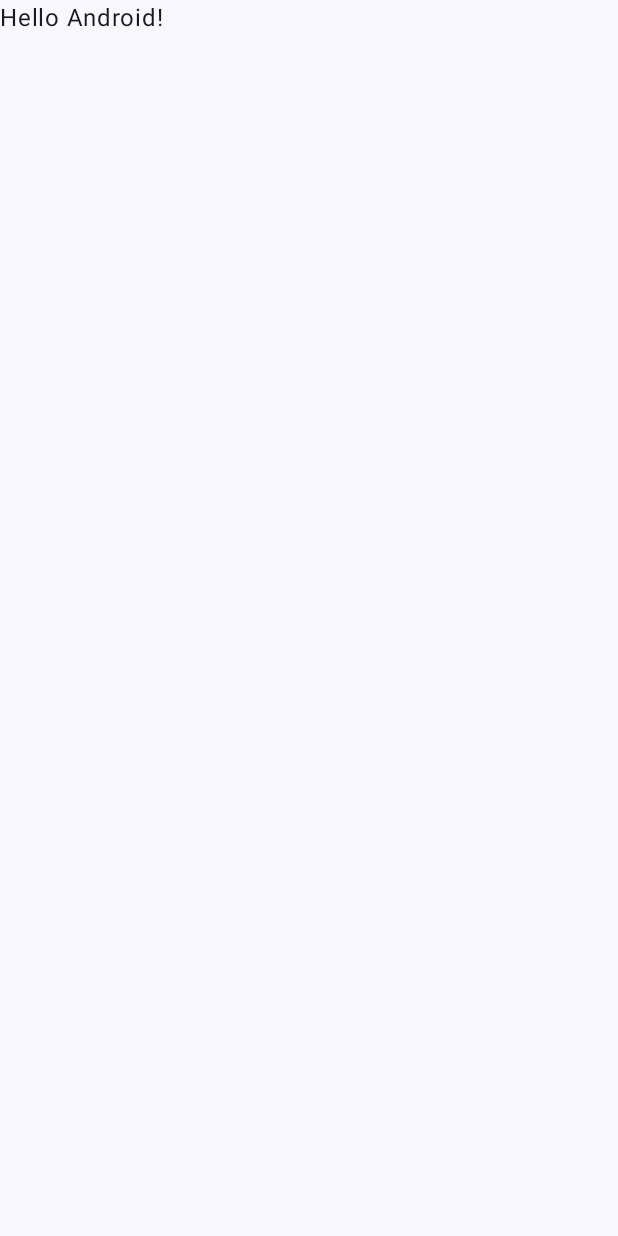
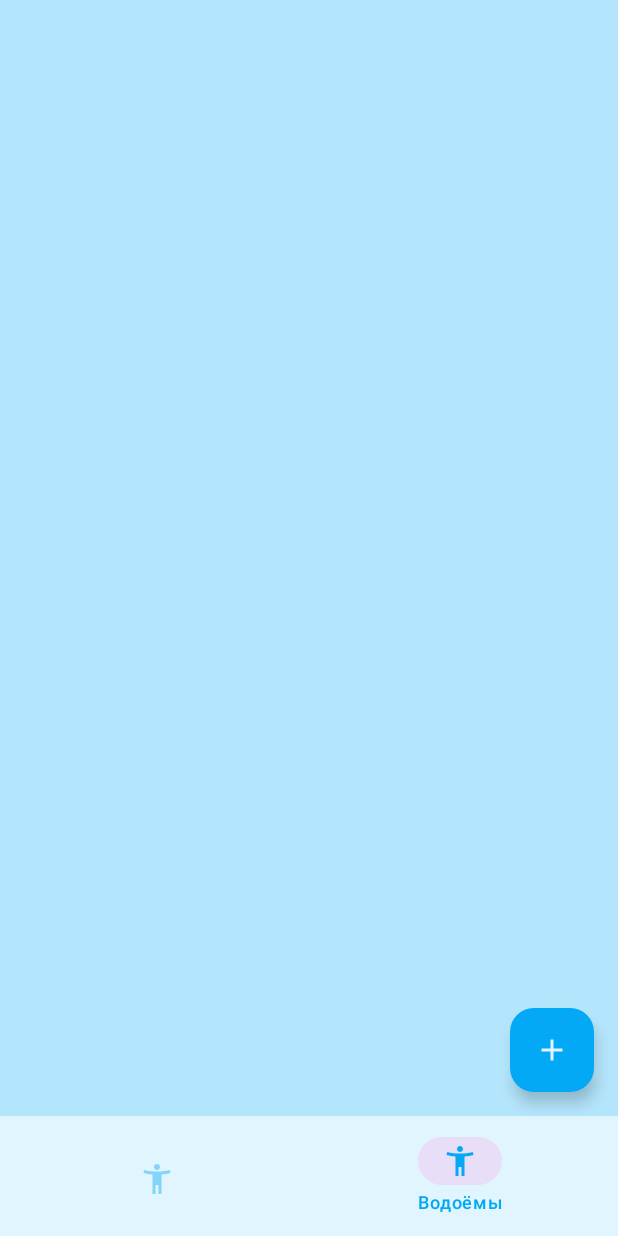
Before and after one commit to YurijM/FishermanNotes, an Android app built with Jetpack Compose: the screen it shows after launch (MainActivity), on a phone screen of 412 x 824 dp. Before the commit the screen is almost empty. Run offline under Robolectric (Android 15) with nearby library versions, the phone set to English and light mode, and no system bars; our stand-ins replace Dagger/Hilt's generated code.

Commit message:
Добавлен главный экран (MainScreen) с нижней навигационной панелью и кнопкой добавления элементов

```diff
--- a/app/src/main/java/com/mu/fishermannotes/MainActivity.kt
+++ b/app/src/main/java/com/mu/fishermannotes/MainActivity.kt
@@ -6,10 +6,8 @@ import androidx.activity.compose.setContent
 import androidx.compose.foundation.layout.fillMaxSize
 import androidx.compose.material3.MaterialTheme
 import androidx.compose.material3.Surface
-import androidx.compose.material3.Text
-import androidx.compose.runtime.Composable
 import androidx.compose.ui.Modifier
-import androidx.compose.ui.tooling.preview.Preview
+import com.mu.fishermannotes.screens.main_screen.MainScreen
 import com.mu.fishermannotes.ui.theme.FishermanNotesTheme
 import dagger.hilt.android.AndroidEntryPoint
 
@@ -18,20 +16,17 @@ class MainActivity : ComponentActivity() {
     override fun onCreate(savedInstanceState: Bundle?) {
         super.onCreate(savedInstanceState)
         setContent {
+            window.statusBarColor = getColor(R.color.light_blue_700)
+            window.navigationBarColor = getColor(R.color.light_blue_700)
             FishermanNotesTheme {
                 // A surface container using the 'background' color from the theme
-                Surface(modifier = Modifier.fillMaxSize(), color = MaterialTheme.colorScheme.background) {
-                    Greeting("Android")
+                Surface(
+                    modifier = Modifier.fillMaxSize(),
+                    color = MaterialTheme.colorScheme.background
+                ) {
+                    MainScreen()
                 }
             }
         }
     }
 }
-
-@Composable
-fun Greeting(name: String, modifier: Modifier = Modifier) {
-    Text(
-        text = "Hello $name!",
-        modifier = modifier
-    )
-}
--- /dev/null
+++ b/app/src/main/java/com/mu/fishermannotes/screens/main_screen/BottomNav.kt
@@ -0,0 +1,46 @@
+package com.mu.fishermannotes.screens.main_screen
+
+import androidx.compose.material3.BottomAppBar
+import androidx.compose.material3.Icon
+import androidx.compose.material3.NavigationBarItem
+import androidx.compose.material3.NavigationBarItemDefaults
+import androidx.compose.material3.Text
+import androidx.compose.runtime.Composable
+import androidx.compose.ui.res.painterResource
+import com.mu.fishermannotes.ui.theme.lightBlue200
+import com.mu.fishermannotes.ui.theme.lightBlue50
+import com.mu.fishermannotes.ui.theme.lightBlue500
+
+@Composable
+fun BottomNav() {
+    val items = listOf(
+        BottomNavItem.FishingItem,
+        BottomNavItem.LocationItem
+    )
+    BottomAppBar(
+        containerColor = lightBlue50
+    ) {
+        items.forEachIndexed { index, item ->
+            NavigationBarItem(
+                selected = (index == 1),
+                onClick = {},
+                icon = {
+                    Icon(
+                        painter = painterResource(id = item.iconId),
+                        contentDescription = item.item
+                    )
+                },
+                label = {
+                    Text(text = item.item)
+                },
+                alwaysShowLabel = false,
+                colors = NavigationBarItemDefaults.colors(
+                    selectedIconColor = lightBlue500,
+                    selectedTextColor = lightBlue500,
+                    unselectedIconColor = lightBlue200
+                )
+            )
+
+        }
+    }
+}
--- /dev/null
+++ b/app/src/main/java/com/mu/fishermannotes/screens/main_screen/BottomNavItem.kt
@@ -0,0 +1,20 @@
+package com.mu.fishermannotes.screens.main_screen
+
+import com.mu.fishermannotes.R
+
+sealed class BottomNavItem(
+    val item: String,
+    val iconId: Int,
+    val route: String
+) {
+    object FishingItem: BottomNavItem(
+        item = "Рыбалка",
+        iconId = R.drawable.ic_fisherman,
+        route = "fishing"
+    )
+    object LocationItem: BottomNavItem(
+        item = "Водоёмы",
+        iconId = R.drawable.ic_fisherman,
+        route = "location"
+    )
+}
--- /dev/null
+++ b/app/src/main/java/com/mu/fishermannotes/screens/main_screen/MainScreen.kt
@@ -0,0 +1,39 @@
+package com.mu.fishermannotes.screens.main_screen
+
+import android.annotation.SuppressLint
+import androidx.compose.material.icons.Icons
+import androidx.compose.material.icons.filled.Add
+import androidx.compose.material3.ExperimentalMaterial3Api
+import androidx.compose.material3.FloatingActionButton
+import androidx.compose.material3.Icon
+import androidx.compose.material3.Scaffold
+import androidx.compose.runtime.Composable
+import com.mu.fishermannotes.ui.theme.lightBlue100
+import com.mu.fishermannotes.ui.theme.lightBlue50
+import com.mu.fishermannotes.ui.theme.lightBlue500
+
+@OptIn(ExperimentalMaterial3Api::class)
+@SuppressLint("UnusedMaterial3ScaffoldPaddingParameter")
+@Composable
+fun MainScreen() {
+    Scaffold(
+        bottomBar = {
+            BottomNav()
+        },
+        floatingActionButton = {
+            FloatingActionButton(
+                onClick = { },
+                containerColor = lightBlue500,
+                contentColor = lightBlue50,
+            ) {
+                Icon(
+                    imageVector = Icons.Default.Add,
+                    contentDescription = "Add"
+                )
+            }
+        },
+        containerColor = lightBlue100
+    ) {
+
+    }
+}
--- a/app/src/main/java/com/mu/fishermannotes/ui/theme/Color.kt
+++ b/app/src/main/java/com/mu/fishermannotes/ui/theme/Color.kt
@@ -2,10 +2,19 @@ package com.mu.fishermannotes.ui.theme
 
 import androidx.compose.ui.graphics.Color
 
-val Purple80 = Color(0xFFD0BCFF)
-val PurpleGrey80 = Color(0xFFCCC2DC)
-val Pink80 = Color(0xFFEFB8C8)
+/*val Neon1 = Color(0xFFBEFFF7)
+val Neon2 = Color(0xFFB6FFFA)
+val Neon3 = Color(0xFF98E4FF)
+val Neon4 = Color(0xFF80B3FF)
+val Neon5 = Color(0xFF687EFF)*/
 
-val Purple40 = Color(0xFF6650a4)
-val PurpleGrey40 = Color(0xFF625b71)
-val Pink40 = Color(0xFF7D5260)
+val lightBlue50 = Color(0xFFE1F5FE)
+val lightBlue100 = Color(0xFFB3E5FC)
+val lightBlue200 = Color(0xFF81D4FA)
+val lightBlue300 = Color(0xFF4FC3F7)
+val lightBlue400 = Color(0xFF29B6F6)
+val lightBlue500 = Color(0xFF03A9F4)
+val lightBlue600 = Color(0xFF039BE5)
+val lightBlue700 = Color(0xFF0288D1)
+val lightBlue800 = Color(0xFF00838F)
+val lightBlue900 = Color(0xFF006064)
--- a/app/src/main/java/com/mu/fishermannotes/ui/theme/Theme.kt
+++ b/app/src/main/java/com/mu/fishermannotes/ui/theme/Theme.kt
@@ -1,6 +1,5 @@
 package com.mu.fishermannotes.ui.theme
 
-import android.app.Activity
 import android.os.Build
 import androidx.compose.foundation.isSystemInDarkTheme
 import androidx.compose.material3.MaterialTheme
@@ -9,22 +8,40 @@ import androidx.compose.material3.dynamicDarkColorScheme
 import androidx.compose.material3.dynamicLightColorScheme
 import androidx.compose.material3.lightColorScheme
 import androidx.compose.runtime.Composable
-import androidx.compose.runtime.SideEffect
-import androidx.compose.ui.graphics.toArgb
 import androidx.compose.ui.platform.LocalContext
-import androidx.compose.ui.platform.LocalView
-import androidx.core.view.WindowCompat
 
 private val DarkColorScheme = darkColorScheme(
-    primary = Purple80,
+    /*primary = Purple80,
     secondary = PurpleGrey80,
-    tertiary = Pink80
+    tertiary = Pink80*/
+
+    primary = lightBlue50,
+    secondary = lightBlue50,
+    tertiary = lightBlue50,
+    background = lightBlue50,
+    surface = lightBlue50,
+    onPrimary = lightBlue50,
+    onSecondary = lightBlue50,
+    onTertiary = lightBlue50,
+    onBackground = lightBlue50,
+    onSurface = lightBlue50
 )
 
 private val LightColorScheme = lightColorScheme(
-    primary = Purple40,
+    primary = lightBlue50,
+    secondary = lightBlue50,
+    tertiary = lightBlue50,
+    background = lightBlue50,
+    surface = lightBlue50,
+    onPrimary = lightBlue50,
+    onSecondary = lightBlue50,
+    onTertiary = lightBlue50,
+    onBackground = lightBlue50,
+    onSurface = lightBlue50
+
+    /*primary = Purple40,
     secondary = PurpleGrey40,
-    tertiary = Pink40
+    tertiary = Pink40*/
 
     /* Other default colors to override
     background = Color(0xFFFFFBFE),
@@ -33,15 +50,15 @@ private val LightColorScheme = lightColorScheme(
     onSecondary = Color.White,
     onTertiary = Color.White,
     onBackground = Color(0xFF1C1B1F),
-    onSurface = Color(0xFF1C1B1F),
-    */
+    onSurface = Color(0xFF1C1B1F),*/
 )
 
 @Composable
 fun FishermanNotesTheme(
     darkTheme: Boolean = isSystemInDarkTheme(),
-    // Dynamic color is available on Android 12+
-    dynamicColor: Boolean = true,
+// Dynamic color is available on Android 12+
+    //dynamicColor: Boolean = true,
+    dynamicColor: Boolean = false,
     content: @Composable () -> Unit
 ) {
     val colorScheme = when {
@@ -53,14 +70,14 @@ fun FishermanNotesTheme(
         darkTheme -> DarkColorScheme
         else -> LightColorScheme
     }
-    val view = LocalView.current
+    /*val view = LocalView.current
     if (!view.isInEditMode) {
         SideEffect {
             val window = (view.context as Activity).window
             window.statusBarColor = colorScheme.primary.toArgb()
             WindowCompat.getInsetsController(window, view).isAppearanceLightStatusBars = darkTheme
         }
-    }
+    }*/
 
     MaterialTheme(
         colorScheme = colorScheme,
--- /dev/null
+++ b/app/src/main/res/drawable/ic_fisherman.xml
@@ -0,0 +1,5 @@
+<vector android:height="24dp" android:tint="#000000"
+    android:viewportHeight="24" android:viewportWidth="24"
+    android:width="24dp" xmlns:android="http://schemas.android.com/apk/res/android">
+    <path android:fillColor="@android:color/white" android:pathData="M20.5,6c-2.61,0.7 -5.67,1 -8.5,1s-5.89,-0.3 -8.5,-1L3,8c1.86,0.5 4,0.83 6,1v13h2v-6h2v6h2V9c2,-0.17 4.14,-0.5 6,-1l-0.5,-2zM12,6c1.1,0 2,-0.9 2,-2s-0.9,-2 -2,-2 -2,0.9 -2,2 0.9,2 2,2z"/>
+</vector>
--- a/app/src/main/res/values/colors.xml
+++ b/app/src/main/res/values/colors.xml
@@ -7,4 +7,5 @@
     <color name="teal_700">#FF018786</color>
     <color name="black">#FF000000</color>
     <color name="white">#FFFFFFFF</color>
+    <color name="light_blue_700">#FF0288D1</color>
 </resources>
```
